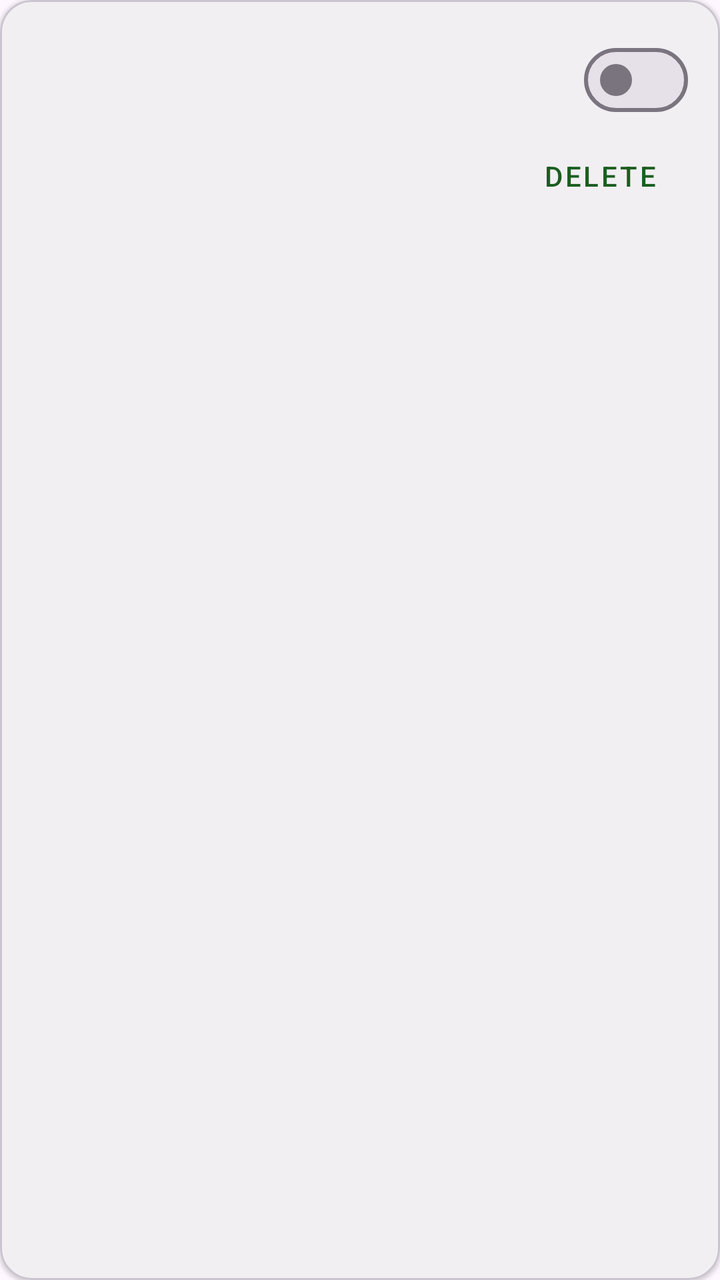
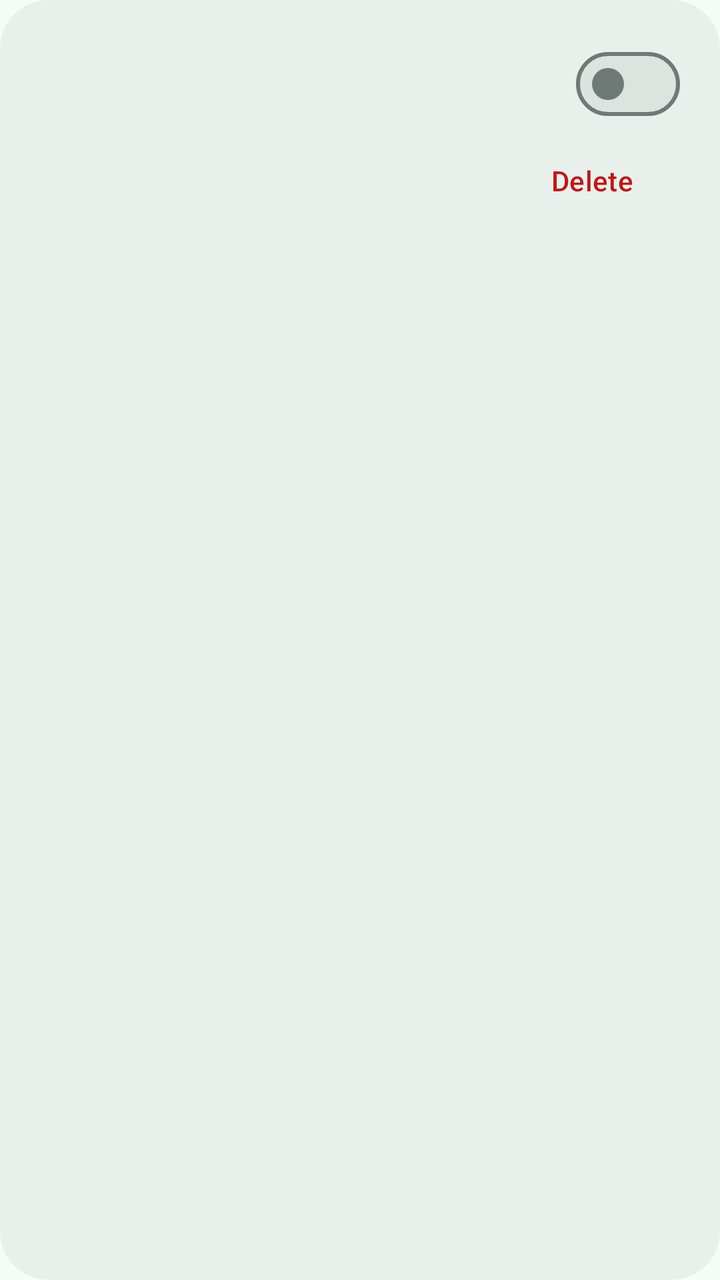

Compare the two renders of this Android layout. The source of the first and the diff that turns it into the second are given below.
<!-- AndroidManifest.xml: another module's application theme Theme.Home -->
<!-- res/layout/item_reminder.xml -->
<?xml version="1.0" encoding="utf-8"?>
<com.google.android.material.card.MaterialCardView xmlns:android="http://schemas.android.com/apk/res/android"
    xmlns:app="http://schemas.android.com/apk/res-auto"
    android:layout_width="match_parent"
    android:layout_height="wrap_content"
    android:layout_marginBottom="8dp"
    android:clickable="true"
    android:focusable="true"
    app:cardCornerRadius="16dp"
    app:cardElevation="1dp">

    <LinearLayout
        android:layout_width="match_parent"
        android:layout_height="wrap_content"
        android:orientation="vertical"
        android:padding="16dp">

        <LinearLayout
            android:layout_width="match_parent"
            android:layout_height="wrap_content"
            android:gravity="center_vertical"
            android:orientation="horizontal">

            <LinearLayout
                android:layout_width="0dp"
                android:layout_height="wrap_content"
                android:layout_weight="1"
                android:orientation="vertical">

                <TextView
                    android:id="@+id/reminder_label"
                    android:layout_width="match_parent"
                    android:layout_height="wrap_content"
                    android:ellipsize="end"
                    android:maxLines="2"
                    android:textAppearance="?attr/textAppearanceTitleMedium" />

                <TextView
                    android:id="@+id/reminder_due"
                    android:layout_width="match_parent"
                    android:layout_height="wrap_content"
                    android:textAppearance="?attr/textAppearanceBodyMedium"
                    android:textColor="?attr/colorOnSurfaceVariant" />
            </LinearLayout>

            <com.google.android.material.materialswitch.MaterialSwitch
                android:id="@+id/reminder_enabled"
                android:layout_width="wrap_content"
                android:layout_height="wrap_content"
                android:contentDescription="@string/reminders_enabled" />
        </LinearLayout>

        <com.google.android.material.button.MaterialButton
            android:id="@+id/reminder_delete"
            style="@style/Widget.MaterialComponents.Button.TextButton"
            android:layout_width="wrap_content"
            android:layout_height="wrap_content"
            android:layout_gravity="end"
            android:minHeight="48dp"
            android:text="@string/reminders_delete" />
    </LinearLayout>
</com.google.android.material.card.MaterialCardView>
<!-- resources referenced by this layout -->
<resources>
  <style name="Theme.Home" parent="Theme.Material3.DayNight.NoActionBar">
          <item name="colorPrimary">@color/home_green</item>
          <item name="colorOnPrimary">@color/home_on_green</item>
          <item name="colorPrimaryContainer">@color/home_green_dark</item>
          <item name="colorOnPrimaryContainer">@color/home_on_green</item>
          <item name="colorSecondary">@color/home_teal</item>
          <item name="colorOnSecondary">@color/home_on_teal</item>
          <item name="android:statusBarColor">@color/home_green_dark</item>
          <item name="android:navigationBarColor">?attr/colorSurface</item>
          <item name="android:windowLightStatusBar">false</item>
      </style>
  <color name="home_green">#1B5E20</color>
  <color name="home_on_green">#FFFFFF</color>
  <color name="home_green_dark">#0D3F14</color>
  <color name="home_teal">#00695C</color>
  <color name="home_on_teal">#FFFFFF</color>
  <!-- unchanged entries left out for length: 2 -->
</resources>

<!-- the commit's change to res/layout/item_reminder.xml (unified diff, before → after) -->
@@ -1,19 +1,21 @@
 <?xml version="1.0" encoding="utf-8"?>
 <com.google.android.material.card.MaterialCardView xmlns:android="http://schemas.android.com/apk/res/android"
     xmlns:app="http://schemas.android.com/apk/res-auto"
+    style="@style/Widget.Home.Card"
     android:layout_width="match_parent"
     android:layout_height="wrap_content"
-    android:layout_marginBottom="8dp"
+    android:layout_marginBottom="12dp"
     android:clickable="true"
-    android:focusable="true"
-    app:cardCornerRadius="16dp"
-    app:cardElevation="1dp">
+    android:focusable="true">
 
     <LinearLayout
         android:layout_width="match_parent"
         android:layout_height="wrap_content"
         android:orientation="vertical"
-        android:padding="16dp">
+        android:paddingStart="24dp"
+        android:paddingTop="16dp"
+        android:paddingEnd="20dp"
+        android:paddingBottom="8dp">
 
         <LinearLayout
             android:layout_width="match_parent"
@@ -33,14 +35,16 @@
                     android:layout_height="wrap_content"
                     android:ellipsize="end"
                     android:maxLines="2"
-                    android:textAppearance="?attr/textAppearanceTitleMedium" />
+                    android:textAppearance="?attr/textAppearanceTitleLarge"
+                    android:textColor="?attr/colorOnSurface" />
 
                 <TextView
                     android:id="@+id/reminder_due"
                     android:layout_width="match_parent"
                     android:layout_height="wrap_content"
-                    android:textAppearance="?attr/textAppearanceBodyMedium"
-                    android:textColor="?attr/colorOnSurfaceVariant" />
+                    android:layout_marginTop="4dp"
+                    android:textAppearance="?attr/textAppearanceLabelLarge"
+                    android:textColor="?attr/colorPrimary" />
             </LinearLayout>
 
             <com.google.android.material.materialswitch.MaterialSwitch
@@ -52,11 +56,11 @@
 
         <com.google.android.material.button.MaterialButton
             android:id="@+id/reminder_delete"
-            style="@style/Widget.MaterialComponents.Button.TextButton"
+            style="@style/Widget.Home.DangerTextButton"
             android:layout_width="wrap_content"
             android:layout_height="wrap_content"
             android:layout_gravity="end"
-            android:minHeight="48dp"
+            android:minHeight="44dp"
             android:text="@string/reminders_delete" />
     </LinearLayout>
 </com.google.android.material.card.MaterialCardView>
<!-- resource entries referenced after the edit -->
@@ -1,21 +1,87 @@
 <!-- resources referenced by this layout -->
 <resources>
+  <style name="Widget.Home.Card" parent="Widget.Material3.CardView.Filled">
+          <item name="cardCornerRadius">24dp</item>
+          <item name="cardElevation">0dp</item>
+          <item name="cardBackgroundColor">?attr/colorSurfaceContainer</item>
+          <item name="checkedIconTint">?attr/colorPrimary</item>
+          <item name="strokeColor">?attr/colorPrimary</item>
+          <item name="strokeWidth">0dp</item>
+      </style>
+  <style name="Widget.Home.DangerTextButton" parent="Widget.Material3.Button.TextButton">
+          <item name="android:textColor">?attr/colorError</item>
+          <item name="rippleColor">?attr/colorError</item>
+      </style>
   <style name="Theme.Home" parent="Theme.Material3.DayNight.NoActionBar">
-          <item name="colorPrimary">@color/home_green</item>
-          <item name="colorOnPrimary">@color/home_on_green</item>
-          <item name="colorPrimaryContainer">@color/home_green_dark</item>
-          <item name="colorOnPrimaryContainer">@color/home_on_green</item>
-          <item name="colorSecondary">@color/home_teal</item>
-          <item name="colorOnSecondary">@color/home_on_teal</item>
-          <item name="android:statusBarColor">@color/home_green_dark</item>
-          <item name="android:navigationBarColor">?attr/colorSurface</item>
-          <item name="android:windowLightStatusBar">false</item>
+          <item name="colorPrimary">@color/home_primary</item>
+          <item name="colorOnPrimary">@color/home_on_primary</item>
+          <item name="colorPrimaryContainer">@color/home_primary_container</item>
+          <item name="colorOnPrimaryContainer">@color/home_on_primary_container</item>
+          <item name="colorSecondary">@color/home_secondary</item>
+          <item name="colorOnSecondary">@color/home_on_secondary</item>
+          <item name="colorSecondaryContainer">@color/home_secondary_container</item>
+          <item name="colorOnSecondaryContainer">@color/home_on_secondary_container</item>
+          <item name="colorTertiary">@color/home_tertiary</item>
+          <item name="colorOnTertiary">@color/home_on_tertiary</item>
+          <item name="colorTertiaryContainer">@color/home_tertiary_container</item>
+          <item name="colorOnTertiaryContainer">@color/home_on_tertiary_container</item>
+          <item name="colorError">@color/home_error</item>
+          <item name="android:colorBackground">@color/home_surface</item>
+          <item name="colorSurface">@color/home_surface</item>
+          <item name="colorOnSurface">@color/home_on_surface</item>
+          <item name="colorOnBackground">@color/home_on_surface</item>
+          <item name="colorOnSurfaceVariant">@color/home_on_surface_variant</item>
+          <item name="colorSurfaceContainerLow">@color/home_surface_container_low</item>
+          <item name="colorSurfaceContainer">@color/home_surface_container</item>
+          <item name="colorSurfaceContainerHigh">@color/home_surface_container_high</item>
+          <item name="colorSurfaceContainerHighest">@color/home_surface_container_highest</item>
+          <item name="colorOutline">@color/home_outline</item>
+          <item name="colorOutlineVariant">@color/home_outline_variant</item>
+  
+          
+          <item name="shapeAppearanceSmallComponent">@style/ShapeAppearance.Home.Small</item>
+          <item name="shapeAppearanceMediumComponent">@style/ShapeAppearance.Home.Medium</item>
+          <item name="shapeAppearanceLargeComponent">@style/ShapeAppearance.Home.Large</item>
+  
+          <item name="android:statusBarColor">@color/home_surface</item>
+          <item name="android:navigationBarColor">@color/home_surface_container</item>
+          <item name="android:windowLightStatusBar">@bool/home_light_bars</item>
+          <item name="android:windowLightNavigationBar">@bool/home_light_bars</item>
       </style>
-  <color name="home_green">#1B5E20</color>
-  <color name="home_on_green">#FFFFFF</color>
-  <color name="home_green_dark">#0D3F14</color>
-  <color name="home_teal">#00695C</color>
-  <color name="home_on_teal">#FFFFFF</color>
+  <color name="home_primary">#0E7C66</color>
+  <color name="home_on_primary">#FFFFFF</color>
+  <color name="home_primary_container">#BDF2E0</color>
+  <color name="home_on_primary_container">#00201A</color>
+  <color name="home_secondary">#4A635B</color>
+  <color name="home_on_secondary">#FFFFFF</color>
+  <color name="home_secondary_container">#CCE8DE</color>
+  <color name="home_on_secondary_container">#05201A</color>
+  <color name="home_tertiary">#8A5100</color>
+  <color name="home_on_tertiary">#FFFFFF</color>
+  <color name="home_tertiary_container">#FFDDB6</color>
+  <color name="home_on_tertiary_container">#2C1600</color>
+  <color name="home_error">#BA1A1A</color>
+  <color name="home_surface">#F5FBF7</color>
+  <color name="home_on_surface">#171D1A</color>
+  <color name="home_on_surface_variant">#3F4945</color>
+  <color name="home_surface_container_low">#EFF5F1</color>
+  <color name="home_surface_container">#E9F0EC</color>
+  <color name="home_surface_container_high">#E3EAE6</color>
+  <color name="home_surface_container_highest">#DDE4E0</color>
+  <color name="home_outline">#6F7975</color>
+  <color name="home_outline_variant">#BFC9C4</color>
+  <style name="ShapeAppearance.Home.Small" parent="ShapeAppearance.Material3.SmallComponent">
+          <item name="cornerFamily">rounded</item>
+          <item name="cornerSize">14dp</item>
+      </style>
+  <style name="ShapeAppearance.Home.Medium" parent="ShapeAppearance.Material3.MediumComponent">
+          <item name="cornerFamily">rounded</item>
+          <item name="cornerSize">22dp</item>
+      </style>
+  <style name="ShapeAppearance.Home.Large" parent="ShapeAppearance.Material3.LargeComponent">
+          <item name="cornerFamily">rounded</item>
+          <item name="cornerSize">28dp</item>
+      </style>
   <!-- unchanged entries left out for length: 2 -->
 </resources>
 
